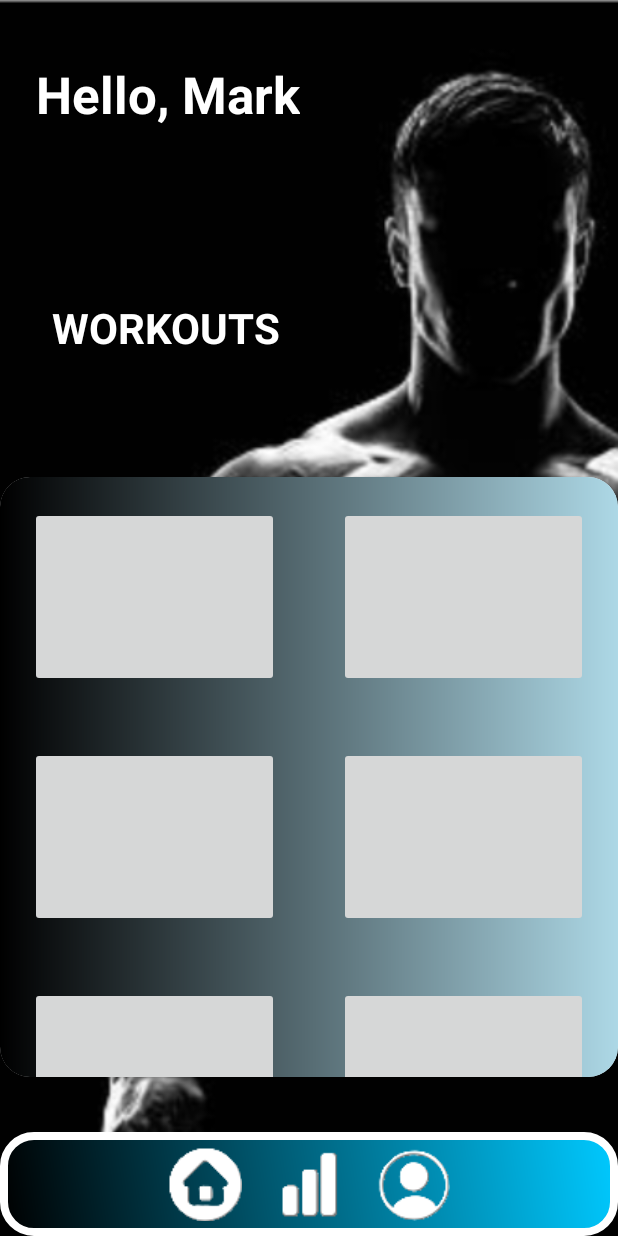
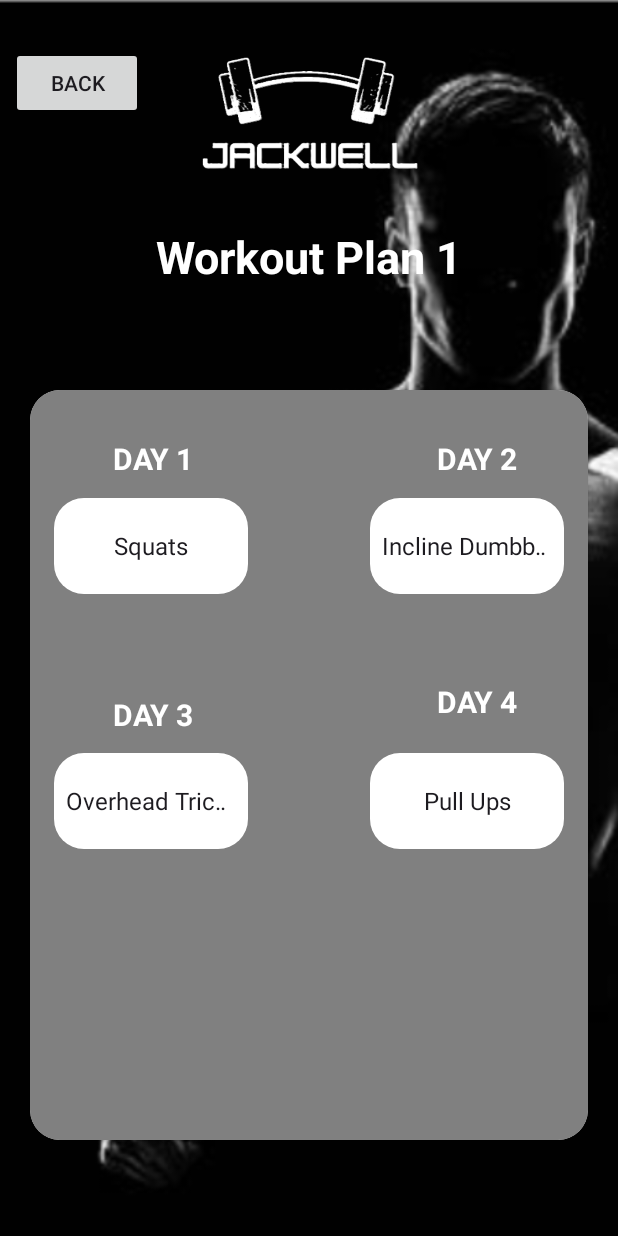
Before and after one commit to MarkPaulSarmiento/JackWell, an Android app: the WorkoutPlannerActivity screen opened directly, with no data from a screen before it, after a tap on an icon or button, on a phone screen of 412 x 824 dp. Run offline under Robolectric (Android 15) with nearby library versions, the phone set to English and light mode, and no system bars; 3 other taps on this screen came first.

Commit message:
Created Workout Plans

```diff
--- /dev/null
+++ b/app/src/main/java/com/example/jackwell/WorkoutPlan1.kt
@@ -0,0 +1,44 @@
+package com.example.jackwell
+
+import android.annotation.SuppressLint
+import android.os.Bundle
+import android.widget.ArrayAdapter
+import android.widget.Spinner
+import androidx.activity.enableEdgeToEdge
+import androidx.appcompat.app.AppCompatActivity
+import androidx.core.view.ViewCompat
+import androidx.core.view.WindowInsetsCompat
+
+class WorkoutPlan1 : AppCompatActivity() {
+    private lateinit var spinner1: Spinner
+    private lateinit var spinner2: Spinner
+    private lateinit var spinner3: Spinner
+    private lateinit var spinner4: Spinner
+    @SuppressLint("MissingInflatedId")
+    override fun onCreate(savedInstanceState: Bundle?) {
+        super.onCreate(savedInstanceState)
+        enableEdgeToEdge()
+        setContentView(R.layout.activity_workout_plan1)
+        spinner1 = findViewById<Spinner>(R.id.spinner1)
+        ArrayAdapter.createFromResource(this, R.array.day1WorkoutsPlan1, android.R.layout.simple_spinner_item).also {
+                adapter -> adapter.setDropDownViewResource(com.google.android.material.R.layout.support_simple_spinner_dropdown_item)
+            spinner1.adapter = adapter
+        }
+
+        spinner2 = findViewById<Spinner>(R.id.spinner2)
+        ArrayAdapter.createFromResource(this, R.array.day2WorkoutsPlan1, android.R.layout.simple_spinner_item).also {
+                adapter -> adapter.setDropDownViewResource(com.google.android.material.R.layout.support_simple_spinner_dropdown_item)
+            spinner2.adapter = adapter
+        }
+        spinner3 = findViewById<Spinner>(R.id.spinner3)
+        ArrayAdapter.createFromResource(this, R.array.day3WorkoutsPlan1, android.R.layout.simple_spinner_item).also {
+                adapter -> adapter.setDropDownViewResource(com.google.android.material.R.layout.support_simple_spinner_dropdown_item)
+            spinner3.adapter = adapter
+        }
+        spinner4 = findViewById<Spinner>(R.id.spinner4)
+        ArrayAdapter.createFromResource(this, R.array.day4WorkoutsPlan1, android.R.layout.simple_spinner_item).also {
+                adapter -> adapter.setDropDownViewResource(com.google.android.material.R.layout.support_simple_spinner_dropdown_item)
+            spinner4.adapter = adapter
+        }
+    }
+}
--- /dev/null
+++ b/app/src/main/java/com/example/jackwell/WorkoutPlan2.kt
@@ -0,0 +1,15 @@
+package com.example.jackwell
+
+import android.os.Bundle
+import androidx.activity.enableEdgeToEdge
+import androidx.appcompat.app.AppCompatActivity
+import androidx.core.view.ViewCompat
+import androidx.core.view.WindowInsetsCompat
+
+class WorkoutPlan2 : AppCompatActivity() {
+    override fun onCreate(savedInstanceState: Bundle?) {
+        super.onCreate(savedInstanceState)
+        enableEdgeToEdge()
+        setContentView(R.layout.activity_workout_plan2)
+    }
+}
--- /dev/null
+++ b/app/src/main/java/com/example/jackwell/WorkoutPlan3.kt
@@ -0,0 +1,15 @@
+package com.example.jackwell
+
+import android.os.Bundle
+import androidx.activity.enableEdgeToEdge
+import androidx.appcompat.app.AppCompatActivity
+import androidx.core.view.ViewCompat
+import androidx.core.view.WindowInsetsCompat
+
+class WorkoutPlan3 : AppCompatActivity() {
+    override fun onCreate(savedInstanceState: Bundle?) {
+        super.onCreate(savedInstanceState)
+        enableEdgeToEdge()
+        setContentView(R.layout.activity_workout_plan3)
+    }
+}
--- /dev/null
+++ b/app/src/main/java/com/example/jackwell/WorkoutPlan4.kt
@@ -0,0 +1,15 @@
+package com.example.jackwell
+
+import android.os.Bundle
+import androidx.activity.enableEdgeToEdge
+import androidx.appcompat.app.AppCompatActivity
+import androidx.core.view.ViewCompat
+import androidx.core.view.WindowInsetsCompat
+
+class WorkoutPlan4 : AppCompatActivity() {
+    override fun onCreate(savedInstanceState: Bundle?) {
+        super.onCreate(savedInstanceState)
+        enableEdgeToEdge()
+        setContentView(R.layout.activity_workout_plan4)
+    }
+}
--- a/app/src/main/java/com/example/jackwell/WorkoutPlannerActivity.kt
+++ b/app/src/main/java/com/example/jackwell/WorkoutPlannerActivity.kt
@@ -17,15 +17,13 @@ class WorkoutPlannerActivity : AppCompatActivity() {
         val plan2Button: ImageButton = findViewById(R.id.plan2_button)
         val plan3Button: ImageButton = findViewById(R.id.plan3_button)
         val plan4Button: ImageButton = findViewById(R.id.plan4_button)
-        val plan5Button: ImageButton = findViewById(R.id.plan5_button)
-        val plan6Button: ImageButton = findViewById(R.id.plan6_button)
         val homeIcon: ImageButton = findViewById(R.id.home_icon)
         val barChartIcon: ImageButton = findViewById(R.id.bar_chart_icon)
         val profileIcon: ImageButton = findViewById(R.id.profile_icon)
 
 
         plan1Button.setOnClickListener {
-            // Handle plan 1 button click
+            startActivity(Intent(this, WorkoutPlan1::class.java))
         }
 
         plan2Button.setOnClickListener {
@@ -38,13 +36,6 @@ class WorkoutPlannerActivity : AppCompatActivity() {
         plan4Button.setOnClickListener {
 
         }
-        plan5Button.setOnClickListener {
-
-        }
-        plan6Button.setOnClickListener {
-
-        }
-
         homeIcon.setOnClickListener {
 
         }
--- a/app/src/main/res/layout/activity_progress_tracking.xml
+++ b/app/src/main/res/layout/activity_progress_tracking.xml
@@ -15,13 +15,14 @@
         android:contentDescription="Runner Image"
         app:layout_constraintTop_toTopOf="parent"
         app:layout_constraintStart_toStartOf="parent"
-        app:layout_constraintEnd_toEndOf="parent" />
+        app:layout_constraintEnd_toEndOf="parent"
+        tools:ignore="HardcodedText" />
 
     <TextView
         android:id="@+id/progress_title"
         android:layout_width="wrap_content"
         android:layout_height="wrap_content"
-        android:layout_marginTop="28dp"
+        android:layout_marginTop="12dp"
         android:text="PROGRESS"
         android:textColor="@android:color/white"
         android:textSize="24sp"
@@ -29,7 +30,8 @@
         app:layout_constraintEnd_toEndOf="parent"
         app:layout_constraintHorizontal_bias="0.498"
         app:layout_constraintStart_toStartOf="parent"
-        app:layout_constraintTop_toBottomOf="@id/runner_image" />
+        app:layout_constraintTop_toBottomOf="@id/runner_image"
+        tools:ignore="HardcodedText" />
 
     <LinearLayout
         android:id="@+id/linearLayout"
@@ -50,7 +52,8 @@
             android:layout_height="wrap_content"
             android:text="DAY 1"
             android:textColor="@android:color/white"
-            android:textSize="18sp" />
+            android:textSize="18sp"
+            tools:ignore="HardcodedText" />
 
         <EditText
             android:id="@+id/day1_progress"
@@ -60,7 +63,8 @@
             android:hint="Enter Day 1 progress"
             android:padding="10dp"
             android:textColor="@android:color/white"
-            android:textColorHint="@android:color/white" />
+            android:textColorHint="@android:color/white"
+            tools:ignore="Autofill,HardcodedText,TextFields,TouchTargetSizeCheck,VisualLintTextFieldSize" />
 
         <TextView
             android:id="@+id/day2_label"
@@ -69,7 +73,8 @@
             android:layout_marginTop="20dp"
             android:text="DAY 2"
             android:textColor="@android:color/white"
-            android:textSize="18sp" />
+            android:textSize="18sp"
+            tools:ignore="HardcodedText" />
 
         <EditText
             android:id="@+id/day2_progress"
@@ -79,7 +84,8 @@
             android:hint="Enter Day 2 progress"
             android:padding="10dp"
             android:textColor="@android:color/white"
-            android:textColorHint="@android:color/white" />
+            android:textColorHint="@android:color/white"
+            tools:ignore="Autofill,HardcodedText,TextFields,TouchTargetSizeCheck,VisualLintTextFieldSize" />
 
         <TextView
             android:id="@+id/day3_label"
@@ -88,7 +94,8 @@
             android:layout_marginTop="20dp"
             android:text="DAY 3"
             android:textColor="@android:color/white"
-            android:textSize="18sp" />
+            android:textSize="18sp"
+            tools:ignore="HardcodedText" />
 
         <EditText
             android:id="@+id/day3_progress"
@@ -98,7 +105,8 @@
             android:hint="Enter Day 3 progress"
             android:padding="10dp"
             android:textColor="@android:color/white"
-            android:textColorHint="@android:color/white" />
+            android:textColorHint="@android:color/white"
+            tools:ignore="Autofill,HardcodedText,TextFields,TouchTargetSizeCheck,VisualLintTextFieldSize" />
     </LinearLayout>
 
     <LinearLayout
@@ -121,7 +129,8 @@
             android:layout_height="wrap_content"
             android:layout_margin="10dp"
             android:background="@android:color/transparent"
-            android:src="@drawable/home_icon" />
+            android:src="@drawable/home_icon"
+            tools:ignore="ContentDescription,SpeakableTextPresentCheck" />
 
         <ImageButton
             android:id="@+id/bar_chart_icon"
@@ -129,7 +138,8 @@
             android:layout_height="wrap_content"
             android:layout_margin="10dp"
             android:background="@android:color/transparent"
-            android:src="@drawable/bar_chart_icon" />
+            android:src="@drawable/bar_chart_icon"
+            tools:ignore="ContentDescription,SpeakableTextPresentCheck" />
 
         <ImageButton
             android:id="@+id/profile_icon"
@@ -137,6 +147,7 @@
             android:layout_height="wrap_content"
             android:layout_margin="10dp"
             android:background="@android:color/transparent"
-            android:src="@drawable/profile_icon" />
+            android:src="@drawable/profile_icon"
+            tools:ignore="ContentDescription,SpeakableTextPresentCheck" />
     </LinearLayout>
 </androidx.constraintlayout.widget.ConstraintLayout>
--- /dev/null
+++ b/app/src/main/res/layout/activity_workout_plan1.xml
@@ -0,0 +1,177 @@
+<?xml version="1.0" encoding="utf-8"?>
+<androidx.constraintlayout.widget.ConstraintLayout xmlns:android="http://schemas.android.com/apk/res/android"
+    xmlns:app="http://schemas.android.com/apk/res-auto"
+    xmlns:tools="http://schemas.android.com/tools"
+    android:id="@+id/main"
+    android:background="@drawable/jackbg"
+    android:layout_width="match_parent"
+    android:layout_height="match_parent"
+    tools:context=".WorkoutPlan1">
+
+    <androidx.appcompat.widget.AppCompatButton
+        android:layout_width="wrap_content"
+        android:layout_height="wrap_content"
+        android:text="back"
+        app:layout_constraintBottom_toTopOf="@+id/textView2"
+        app:layout_constraintEnd_toStartOf="@+id/imageView"
+        app:layout_constraintStart_toStartOf="parent"
+        app:layout_constraintTop_toTopOf="parent"
+        app:layout_constraintVertical_bias="0.32" />
+
+    <TextView
+        android:id="@+id/textView2"
+        android:layout_width="match_parent"
+        android:layout_height="50dp"
+        android:gravity="center"
+        android:text="Workout Plan 1"
+        android:textColor="@color/white"
+        android:textSize="30dp"
+        android:textStyle="bold"
+        app:layout_constraintBottom_toBottomOf="parent"
+        app:layout_constraintEnd_toEndOf="parent"
+        app:layout_constraintHorizontal_bias="0.0"
+        app:layout_constraintStart_toStartOf="parent"
+        app:layout_constraintTop_toTopOf="parent"
+        app:layout_constraintVertical_bias="0.189" />
+
+    <ImageView
+        android:id="@+id/imageView"
+        android:layout_width="207dp"
+        android:layout_height="113dp"
+        android:src="@drawable/logo"
+        app:layout_constraintBottom_toBottomOf="parent"
+        app:layout_constraintEnd_toEndOf="parent"
+        app:layout_constraintStart_toStartOf="parent"
+        app:layout_constraintTop_toTopOf="parent"
+        app:layout_constraintVertical_bias="0.025" />
+
+    <androidx.cardview.widget.CardView
+        app:cardCornerRadius="20dp"
+        android:layout_width="match_parent"
+        android:layout_height="500dp"
+        android:layout_marginHorizontal="20dp"
+        app:layout_constraintBottom_toBottomOf="parent"
+        app:layout_constraintEnd_toEndOf="parent"
+        app:layout_constraintStart_toStartOf="parent"
+        app:layout_constraintTop_toBottomOf="@+id/textView2">
+        <androidx.constraintlayout.widget.ConstraintLayout
+            android:layout_width="match_parent"
+            android:layout_height="match_parent"
+            android:background="#808080">
+
+            <TextView
+                android:layout_width="wrap_content"
+                android:layout_height="wrap_content"
+                android:text="DAY 1"
+                android:textColor="@color/white"
+                android:textSize="20sp"
+                android:textStyle="bold"
+                app:layout_constraintBottom_toBottomOf="parent"
+                app:layout_constraintEnd_toEndOf="parent"
+                app:layout_constraintHorizontal_bias="0.173"
+                app:layout_constraintStart_toStartOf="parent"
+                app:layout_constraintTop_toTopOf="parent"
+                app:layout_constraintVertical_bias="0.067" />
+
+            <Spinner
+                android:textAlignment="center"
+                android:background="@drawable/profile_data_bg"
+                android:id="@+id/spinner1"
+                android:layout_width="129dp"
+                android:layout_height="64dp"
+                android:gravity="center"
+                app:layout_constraintBottom_toBottomOf="parent"
+                app:layout_constraintEnd_toEndOf="parent"
+                app:layout_constraintHorizontal_bias="0.066"
+                app:layout_constraintStart_toStartOf="parent"
+                app:layout_constraintTop_toTopOf="parent"
+                app:layout_constraintVertical_bias="0.165" />
+
+            <TextView
+                android:layout_width="wrap_content"
+                android:layout_height="wrap_content"
+                android:text="DAY 2"
+                android:textColor="@color/white"
+                android:textSize="20sp"
+                android:textStyle="bold"
+                app:layout_constraintBottom_toBottomOf="parent"
+                app:layout_constraintEnd_toEndOf="parent"
+                app:layout_constraintHorizontal_bias="0.854"
+                app:layout_constraintStart_toStartOf="parent"
+                app:layout_constraintTop_toTopOf="parent"
+                app:layout_constraintVertical_bias="0.067" />
+
+            <Spinner
+                android:id="@+id/spinner2"
+                android:layout_width="129dp"
+                android:layout_height="64dp"
+                android:background="@drawable/profile_data_bg"
+                android:gravity="center"
+                android:textAlignment="center"
+                app:layout_constraintBottom_toBottomOf="parent"
+                app:layout_constraintEnd_toEndOf="parent"
+                app:layout_constraintHorizontal_bias="0.933"
+                app:layout_constraintStart_toStartOf="parent"
+                app:layout_constraintTop_toTopOf="parent"
+                app:layout_constraintVertical_bias="0.165" />
+
+            <TextView
+                android:layout_width="wrap_content"
+                android:layout_height="wrap_content"
+                android:text="DAY 3"
+                android:textColor="@color/white"
+                android:textSize="20sp"
+                android:textStyle="bold"
+                app:layout_constraintBottom_toBottomOf="parent"
+                app:layout_constraintEnd_toEndOf="parent"
+                app:layout_constraintHorizontal_bias="0.173"
+                app:layout_constraintStart_toStartOf="parent"
+                app:layout_constraintTop_toTopOf="parent"
+                app:layout_constraintVertical_bias="0.429" />
+
+            <Spinner
+                android:id="@+id/spinner3"
+                android:layout_width="129dp"
+                android:layout_height="64dp"
+                android:background="@drawable/profile_data_bg"
+                android:gravity="center"
+                android:textAlignment="center"
+                app:layout_constraintBottom_toBottomOf="parent"
+                app:layout_constraintEnd_toEndOf="parent"
+                app:layout_constraintHorizontal_bias="0.066"
+                app:layout_constraintStart_toStartOf="parent"
+                app:layout_constraintTop_toTopOf="parent"
+                app:layout_constraintVertical_bias="0.555" />
+
+            <TextView
+                android:layout_width="wrap_content"
+                android:layout_height="wrap_content"
+                android:text="DAY 4"
+                android:textColor="@color/white"
+                android:textSize="20sp"
+                android:textStyle="bold"
+                app:layout_constraintBottom_toBottomOf="parent"
+                app:layout_constraintEnd_toEndOf="parent"
+                app:layout_constraintHorizontal_bias="0.854"
+                app:layout_constraintStart_toStartOf="parent"
+                app:layout_constraintTop_toTopOf="parent"
+                app:layout_constraintVertical_bias="0.41" />
+
+            <Spinner
+                android:id="@+id/spinner4"
+                android:layout_width="129dp"
+                android:layout_height="64dp"
+                android:background="@drawable/profile_data_bg"
+                android:gravity="center"
+                android:textAlignment="center"
+                app:layout_constraintBottom_toBottomOf="parent"
+                app:layout_constraintEnd_toEndOf="parent"
+                app:layout_constraintHorizontal_bias="0.933"
+                app:layout_constraintStart_toStartOf="parent"
+                app:layout_constraintTop_toTopOf="parent"
+                app:layout_constraintVertical_bias="0.555" />
+
+        </androidx.constraintlayout.widget.ConstraintLayout>
+    </androidx.cardview.widget.CardView>
+
+</androidx.constraintlayout.widget.ConstraintLayout>
--- /dev/null
+++ b/app/src/main/res/layout/activity_workout_plan2.xml
@@ -0,0 +1,11 @@
+<?xml version="1.0" encoding="utf-8"?>
+<androidx.constraintlayout.widget.ConstraintLayout xmlns:android="http://schemas.android.com/apk/res/android"
+    xmlns:app="http://schemas.android.com/apk/res-auto"
+    xmlns:tools="http://schemas.android.com/tools"
+    android:id="@+id/main"
+    android:background="@drawable/jackbg"
+    android:layout_width="match_parent"
+    android:layout_height="match_parent"
+    tools:context=".WorkoutPlan2">
+
+</androidx.constraintlayout.widget.ConstraintLayout>
--- /dev/null
+++ b/app/src/main/res/layout/activity_workout_plan3.xml
@@ -0,0 +1,11 @@
+<?xml version="1.0" encoding="utf-8"?>
+<androidx.constraintlayout.widget.ConstraintLayout xmlns:android="http://schemas.android.com/apk/res/android"
+    xmlns:app="http://schemas.android.com/apk/res-auto"
+    xmlns:tools="http://schemas.android.com/tools"
+    android:id="@+id/main"
+    android:layout_width="match_parent"
+    android:background="@drawable/jackbg"
+    android:layout_height="match_parent"
+    tools:context=".WorkoutPlan3">
+
+</androidx.constraintlayout.widget.ConstraintLayout>
--- /dev/null
+++ b/app/src/main/res/layout/activity_workout_plan4.xml
@@ -0,0 +1,11 @@
+<?xml version="1.0" encoding="utf-8"?>
+<androidx.constraintlayout.widget.ConstraintLayout xmlns:android="http://schemas.android.com/apk/res/android"
+    xmlns:app="http://schemas.android.com/apk/res-auto"
+    xmlns:tools="http://schemas.android.com/tools"
+    android:id="@+id/main"
+    android:background="@drawable/jackbg"
+    android:layout_width="match_parent"
+    android:layout_height="match_parent"
+    tools:context=".WorkoutPlan4">
+
+</androidx.constraintlayout.widget.ConstraintLayout>
--- a/app/src/main/res/layout/activity_workout_planner.xml
+++ b/app/src/main/res/layout/activity_workout_planner.xml
@@ -87,16 +87,15 @@
         app:layout_constraintStart_toStartOf="parent"
         app:layout_constraintTop_toTopOf="parent"
         app:layout_constraintVertical_bias="0.75">
-        <ScrollView
-            android:layout_width="match_parent"
-            android:layout_height="match_parent">
+
         <GridLayout
+            android:paddingTop="30dp"
             android:layout_width="match_parent"
             android:layout_height="match_parent"
             android:background="@drawable/blue_green_gradient"
             android:columnCount="2"
+            android:rowCount="2"
             tools:ignore="ScrollViewSize">
-
             <ImageButton
                 android:id="@+id/plan1_button"
                 android:layout_width="120dp"
@@ -126,7 +125,6 @@
                 android:layout_columnWeight="1"
                 android:layout_margin="20dp"
                 tools:ignore="ContentDescription,SpeakableTextPresentCheck" />
-
             <ImageButton
                 android:id="@+id/plan4_button"
                 android:layout_width="120dp"
@@ -137,27 +135,7 @@
                 android:layout_margin="20dp"
                 tools:ignore="ContentDescription,SpeakableTextPresentCheck" />
 
-                <ImageButton
-                    android:id="@+id/plan5_button"
-                    android:layout_width="120dp"
-                    android:layout_height="120dp"
-                    android:layout_row="2"
-                    android:layout_column="0"
-                    android:layout_columnWeight="1"
-                    android:layout_margin="20dp"
-                    tools:ignore="ContentDescription,SpeakableTextPresentCheck" />
-
-                <ImageButton
-                    android:id="@+id/plan6_button"
-                    android:layout_width="120dp"
-                    android:layout_height="120dp"
-                    android:layout_row="2"
-                    android:layout_column="1"
-                    android:layout_columnWeight="1"
-                    android:layout_margin="20dp"
-                    tools:ignore="ContentDescription,SpeakableTextPresentCheck" />
             </GridLayout>
-        </ScrollView>
 
 
 
--- a/app/src/main/res/values/strings.xml
+++ b/app/src/main/res/values/strings.xml
@@ -1,3 +1,38 @@
 <resources>
     <string name="app_name">JackWell</string>
+    <string-array name="day1WorkoutsPlan1">
+        <item>Squats</item>
+        <item>Leg Press</item>
+        <item>RDL</item>
+        <item>Leg Extension</item>
+        <item>Bulgarian Split Squats</item>
+    </string-array>
+    <string-array name="day2WorkoutsPlan1">
+        <item>Incline Dumbbell Press</item>
+        <item>Dumbbell Fly</item>
+        <item>Cable Crossover</item>
+        <item>Dumbbell Shoulder Press</item>
+        <item>Lateral Raises</item>
+        <item>Face Pulls</item>
+    </string-array>
+    <string-array name="day3WorkoutsPlan1">
+        <item>Overhead Triceps Extension</item>
+        <item>Skull Crusher</item>
+        <item>Triceps Extension</item>
+        <item>Rope Triceps Extension</item>
+        <item>Cable Push Down</item>
+        <item>Overhead Triceps Extension</item>
+        <item>EZ-Bar Curl</item>
+        <item>Seated Dumbbell Curl</item>
+        <item>Hammer Curl</item>
+        <item>Dumbbell Wrist Curl</item>
+        <item>Dumbbell Reverse Curl</item>
+    </string-array>
+    <string-array name="day4WorkoutsPlan1">
+        <item>Pull Ups</item>
+        <item>Lat Pull down</item>
+        <item>T-Bar Row</item>
+        <item>Seated Cable Row</item>
+        <item>Dumbbell Shrugs</item>
+    </string-array>
 </resources>
```
Also changed, not shown: app/src/main/AndroidManifest.xml (+12 -0 lines). Lines whose indentation alone changed are shown as unchanged.
